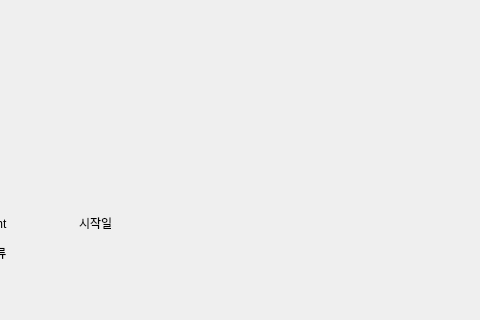
Old version of the form GUI/userPlantDetail.ui in the repository addinedu-ros-8th/iot-repo-6; both pictures show x 171 to 651 and y 205 to 525 of the 651 by 525 pixel window.
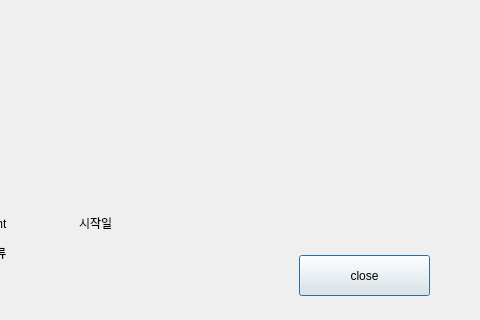
New version of the form.

What changed in the file:
```diff
--- a/GUI/userPlantDetail.ui
+++ b/GUI/userPlantDetail.ui
@@ -130,6 +130,19 @@
     <string>During date</string>
    </property>
   </widget>
+  <widget class="QPushButton" name="closeButton">
+   <property name="geometry">
+    <rect>
+     <x>470</x>
+     <y>460</y>
+     <width>131</width>
+     <height>41</height>
+    </rect>
+   </property>
+   <property name="text">
+    <string>close</string>
+   </property>
+  </widget>
  </widget>
  <resources/>
  <connections/>
```
